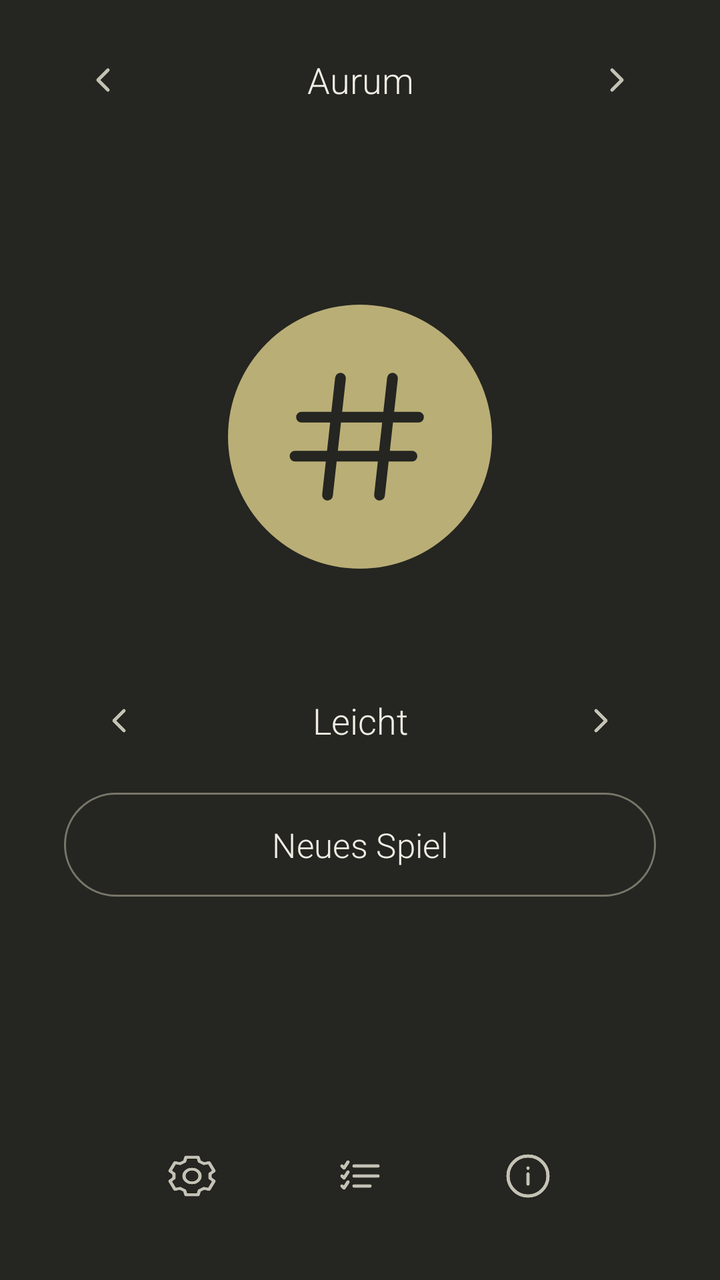
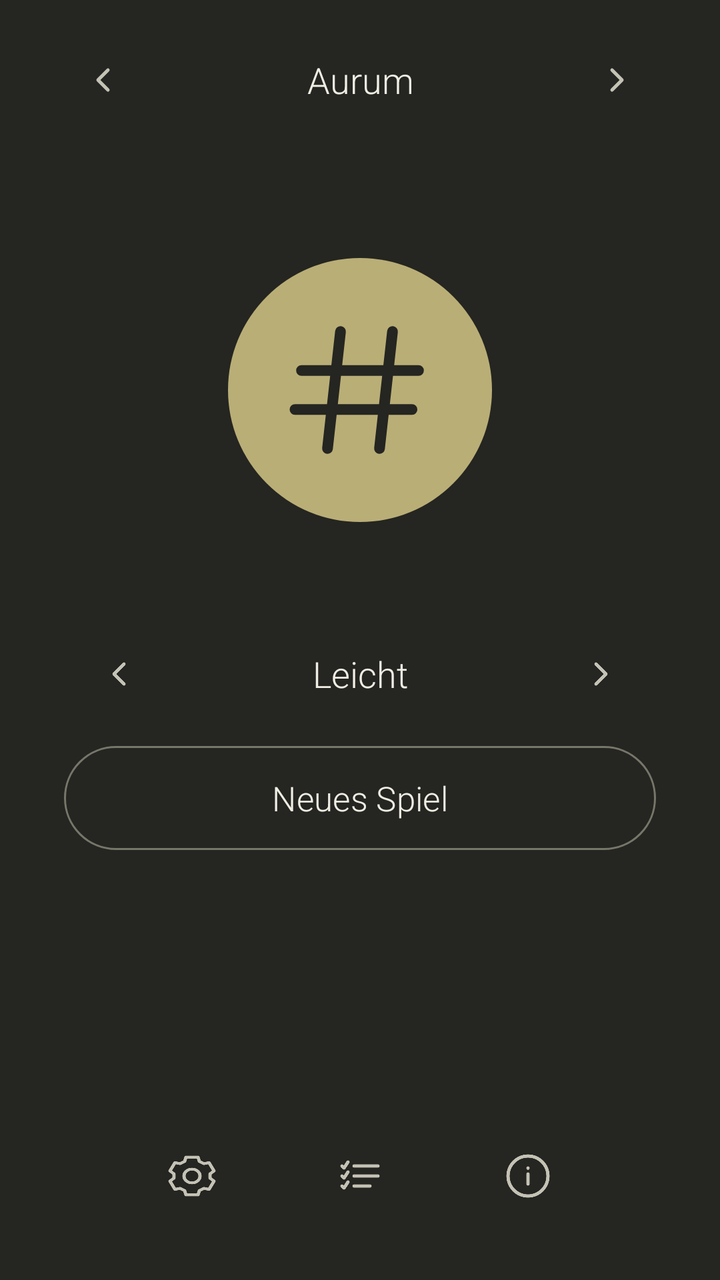

An Android layout rendered at two revisions. The XML below is the earlier revision; the diff shows what the commit changed to produce the second picture.
<!-- AndroidManifest.xml: application theme Theme.Sudoku -->
<!-- res/layout/activity_main.xml -->
<?xml version="1.0" encoding="utf-8"?>
<androidx.constraintlayout.widget.ConstraintLayout xmlns:android="http://schemas.android.com/apk/res/android"
    xmlns:app="http://schemas.android.com/apk/res-auto"
    xmlns:tools="http://schemas.android.com/tools"
    android:id="@+id/main"
    android:layout_width="match_parent"
    android:layout_height="match_parent"
    tools:context=".MainActivity">

    <LinearLayout
        android:id="@+id/theme_selector"
        android:layout_width="0dp"
        android:layout_height="wrap_content"
        android:layout_marginHorizontal="24dp"
        android:layout_marginTop="12dp"
        android:gravity="center_vertical"
        android:orientation="horizontal"
        app:layout_constraintEnd_toEndOf="parent"
        app:layout_constraintStart_toStartOf="parent"
        app:layout_constraintTop_toTopOf="parent"
        app:layout_constraintWidth_max="400dp">

        <ImageButton
            android:id="@+id/previous_theme"
            style="@style/Widget.Sudoku.IconButton"
            android:contentDescription="@string/previous_theme"
            android:src="@drawable/ic_chevron_left" />

        <TextView
            android:id="@+id/theme_name"
            style="@style/Widget.Sudoku.SelectorLabel"
            android:text="@string/theme_aurum" />

        <ImageButton
            android:id="@+id/next_theme"
            style="@style/Widget.Sudoku.IconButton"
            android:contentDescription="@string/next_theme"
            android:src="@drawable/ic_chevron_right" />
    </LinearLayout>

    <androidx.core.widget.NestedScrollView
        android:layout_width="0dp"
        android:layout_height="0dp"
        android:fillViewport="true"
        android:scrollbars="none"
        app:layout_constraintBottom_toTopOf="@id/home_footer"
        app:layout_constraintEnd_toEndOf="parent"
        app:layout_constraintStart_toStartOf="parent"
        app:layout_constraintTop_toBottomOf="@id/theme_selector">

        <androidx.constraintlayout.widget.ConstraintLayout
            android:layout_width="match_parent"
            android:layout_height="wrap_content"
            android:minHeight="360dp"
            android:paddingHorizontal="32dp"
            android:paddingVertical="24dp">

            <LinearLayout
                android:layout_width="0dp"
                android:layout_height="wrap_content"
                android:gravity="center"
                android:orientation="vertical"
                app:layout_constraintBottom_toBottomOf="parent"
                app:layout_constraintEnd_toEndOf="parent"
                app:layout_constraintStart_toStartOf="parent"
                app:layout_constraintTop_toTopOf="parent"
                app:layout_constraintVertical_bias="0.42"
                app:layout_constraintWidth_max="320dp">

                <ImageView
                    android:layout_width="132dp"
                    android:layout_height="132dp"
                    android:background="@drawable/background_sudoku_mark"
                    android:importantForAccessibility="no"
                    android:padding="27dp"
                    android:src="@drawable/ic_sudoku_mark" />

                <LinearLayout
                    android:layout_width="match_parent"
                    android:layout_height="wrap_content"
                    android:layout_marginTop="48dp"
                    android:gravity="center_vertical"
                    android:orientation="horizontal">

                    <ImageButton
                        android:id="@+id/previous_difficulty"
                        style="@style/Widget.Sudoku.IconButton"
                        android:contentDescription="@string/previous_difficulty"
                        android:src="@drawable/ic_chevron_left" />

                    <TextView
                        android:id="@+id/difficulty_name"
                        style="@style/Widget.Sudoku.SelectorLabel"
                        android:text="@string/difficulty_easy" />

                    <ImageButton
                        android:id="@+id/next_difficulty"
                        style="@style/Widget.Sudoku.IconButton"
                        android:contentDescription="@string/next_difficulty"
                        android:src="@drawable/ic_chevron_right" />
                </LinearLayout>

                <com.google.android.material.button.MaterialButton
                    android:id="@+id/new_game"
                    style="@style/Widget.Material3.Button.OutlinedButton"
                    android:layout_width="match_parent"
                    android:layout_height="60dp"
                    android:layout_marginTop="4dp"
                    android:fontFamily="sans-serif-light"
                    android:insetTop="4dp"
                    android:insetBottom="4dp"
                    android:text="@string/new_game"
                    android:textAllCaps="false"
                    android:textColor="?attr/homeForeground"
                    android:textSize="17sp"
                    app:backgroundTint="@android:color/transparent"
                    app:cornerRadius="28dp"
                    app:strokeColor="?attr/homeOutline"
                    app:strokeWidth="1dp" />

                <com.google.android.material.button.MaterialButton
                    android:id="@+id/continue_game"
                    style="@style/Widget.Material3.Button.TextButton"
                    android:layout_width="match_parent"
                    android:layout_height="56dp"
                    android:fontFamily="sans-serif-light"
                    android:text="@string/continue_game"
                    android:textColor="?attr/homeForeground"
                    android:textSize="17sp"
                    android:visibility="gone" />
            </LinearLayout>
        </androidx.constraintlayout.widget.ConstraintLayout>
    </androidx.core.widget.NestedScrollView>

    <LinearLayout
        android:id="@+id/home_footer"
        android:layout_width="wrap_content"
        android:layout_height="wrap_content"
        android:layout_marginBottom="24dp"
        android:gravity="center"
        android:orientation="horizontal"
        app:layout_constraintBottom_toBottomOf="parent"
        app:layout_constraintEnd_toEndOf="parent"
        app:layout_constraintStart_toStartOf="parent">

        <ImageButton
            android:id="@+id/settings"
            style="@style/Widget.Sudoku.IconButton"
            android:contentDescription="@string/settings"
            android:src="@drawable/ic_settings" />

        <ImageButton
            android:id="@+id/best_times"
            style="@style/Widget.Sudoku.IconButton"
            android:layout_marginHorizontal="28dp"
            android:contentDescription="@string/best_times"
            android:src="@drawable/ic_best_times" />

        <ImageButton
            android:id="@+id/about"
            style="@style/Widget.Sudoku.IconButton"
            android:contentDescription="@string/about"
            android:src="@drawable/ic_info" />
    </LinearLayout>
</androidx.constraintlayout.widget.ConstraintLayout>
<!-- resources referenced by this layout -->
<resources>
  <!-- drawable background_sudoku_mark (drawable) -->
  <shape xmlns:android="http://schemas.android.com/apk/res/android" android:shape="oval">
      <solid android:color="?attr/homeAccent" />
  </shape>
  <!-- drawable ic_chevron_left (drawable) -->
  <vector xmlns:android="http://schemas.android.com/apk/res/android"
      android:width="24dp"
      android:height="24dp"
      android:viewportWidth="24"
      android:viewportHeight="24">
      <path
          android:fillColor="@android:color/transparent"
          android:pathData="M14,7 L9,12 L14,17"
          android:strokeColor="?attr/homeMuted"
          android:strokeLineCap="round"
          android:strokeLineJoin="round"
          android:strokeWidth="1.65" />
  </vector>
  <!-- drawable ic_chevron_right (drawable) -->
  <vector xmlns:android="http://schemas.android.com/apk/res/android"
      android:width="24dp"
      android:height="24dp"
      android:viewportWidth="24"
      android:viewportHeight="24">
      <path
          android:fillColor="@android:color/transparent"
          android:pathData="M10,7 L15,12 L10,17"
          android:strokeColor="?attr/homeMuted"
          android:strokeLineCap="round"
          android:strokeLineJoin="round"
          android:strokeWidth="1.65" />
  </vector>
  <!-- drawable ic_info (drawable) -->
  <vector xmlns:android="http://schemas.android.com/apk/res/android"
      android:width="24dp"
      android:height="24dp"
      android:viewportWidth="24"
      android:viewportHeight="24">
      <path
          android:fillColor="@android:color/transparent"
          android:pathData="M12,8 L12,8.1 M12,11 L12,16 M22,12 A10,10 0,1 1,2 12 A10,10 0,1 1,22 12"
          android:strokeColor="?attr/homeMuted"
          android:strokeLineCap="round"
          android:strokeLineJoin="round"
          android:strokeWidth="1.65" />
  </vector>
  <!-- drawable ic_sudoku_mark (drawable) -->
  <vector xmlns:android="http://schemas.android.com/apk/res/android"
      android:width="24dp"
      android:height="24dp"
      android:viewportWidth="24"
      android:viewportHeight="24">
      <path
          android:fillColor="@android:color/transparent"
          android:pathData="@string/sudoku_mark_path"
          android:strokeColor="?attr/homeBackground"
          android:strokeLineCap="round"
          android:strokeLineJoin="round"
          android:strokeWidth="1.65" />
  </vector>
  <string name="about">Über Sudoku</string>
  <string name="best_times">Bestzeiten</string>
  <string name="continue_game">Fortsetzen</string>
  <string name="difficulty_easy">Leicht</string>
  <string name="new_game">Neues Spiel</string>
  <string name="next_difficulty">Nächste Schwierigkeit</string>
  <string name="next_theme">Nächstes Farbthema</string>
  <string name="previous_difficulty">Vorherige Schwierigkeit</string>
  <string name="previous_theme">Vorheriges Farbthema</string>
  <string name="settings">Einstellungen</string>
  <string name="theme_aurum">Aurum</string>
  <style name="Widget.Sudoku.IconButton" parent="Widget.AppCompat.ImageButton">
          <item name="android:layout_width">56dp</item>
          <item name="android:layout_height">56dp</item>
          <item name="android:background">?attr/selectableItemBackgroundBorderless</item>
          <item name="android:padding">17dp</item>
          <item name="android:tint">?attr/homeMuted</item>
      </style>
  <string name="sudoku_mark_path" translatable="false">M9,3 L7,21 M17,3 L15,21 M3,9 L21,9 M2,15 L20,15</string>
  <color name="aurum_background">#252521</color>
  <color name="aurum_foreground">#F0EEE4</color>
  <color name="aurum_muted">#C4C2B5</color>
  <color name="aurum_accent">#B9AE76</color>
  <color name="aurum_outline">#77766A</color>
  <!-- unchanged entries left out for length: 4 -->
</resources>

<!-- the commit's change to res/layout/activity_main.xml (unified diff, before → after) -->
@@ -127,7 +127,7 @@
                     android:text="@string/continue_game"
                     android:textColor="?attr/homeForeground"
                     android:textSize="17sp"
-                    android:visibility="gone" />
+                    android:visibility="invisible" />
             </LinearLayout>
         </androidx.constraintlayout.widget.ConstraintLayout>
     </androidx.core.widget.NestedScrollView>
